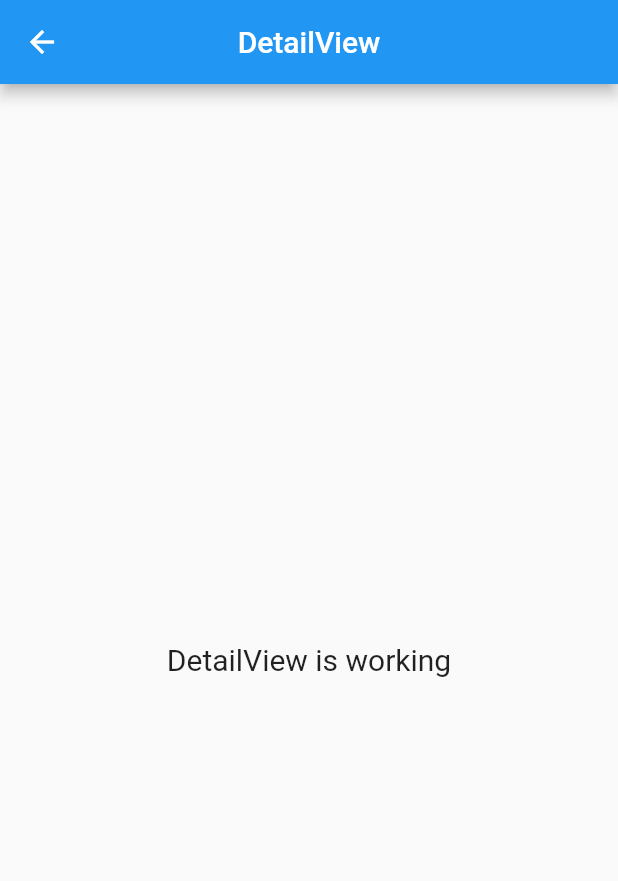
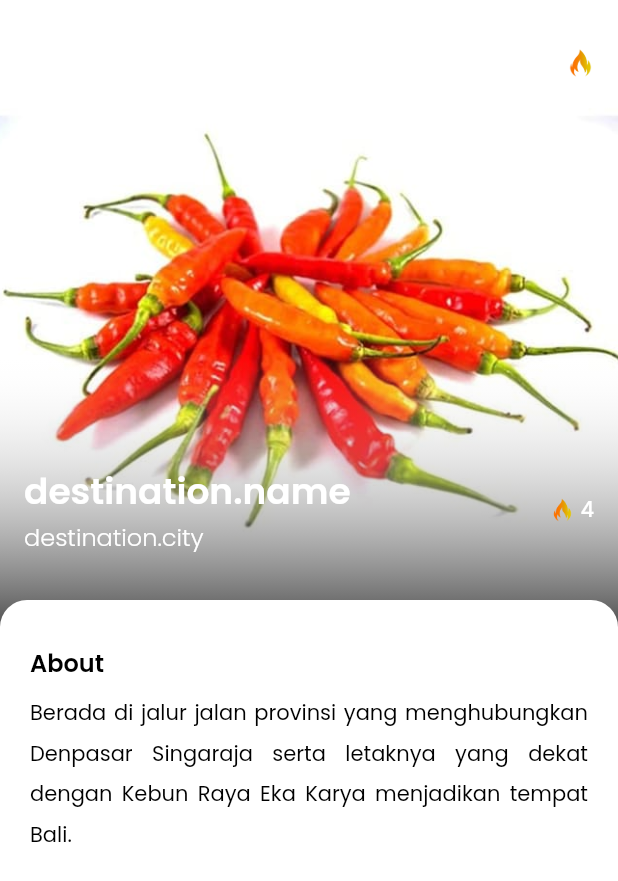
Before and after one commit to C9Teenz/perlombokan, a Flutter app: the DetailView screen opened by its route, on a phone screen of 412 x 824 dp. Shown: the top 881 px of the screen. Run offline on Flutter 3.47's test engine with Material 2 defaults, Android fonts, the phone set to English and light mode, and no system bars; our stand-ins replace get, google_fonts.

Commit message:
add detail page

```diff
--- a/lib/app/modules/detail/views/detail_view.dart
+++ b/lib/app/modules/detail/views/detail_view.dart
@@ -2,23 +2,146 @@ import 'package:flutter/material.dart';
 
 import 'package:get/get.dart';
 
+import '../../themes/themes.dart';
 import '../controllers/detail_controller.dart';
 
 class DetailView extends GetView<DetailController> {
   const DetailView({Key? key}) : super(key: key);
   @override
   Widget build(BuildContext context) {
+    Widget backgroundImage() {
+      return Container(
+        width: double.infinity,
+        height: 450,
+        decoration: const BoxDecoration(
+          image: DecorationImage(
+              image: AssetImage("assets/images/rawitmerah.jpg"),
+              fit: BoxFit.cover),
+        ),
+      );
+    }
+
+    Widget customShadow() {
+      return Container(
+        width: double.infinity,
+        height: 214,
+        margin: const EdgeInsets.only(top: 236),
+        decoration: BoxDecoration(
+          gradient: LinearGradient(colors: [
+            kWhiteColor.withOpacity(0),
+            kBlackColor.withOpacity(0.95)
+          ], begin: Alignment.topCenter, end: Alignment.bottomCenter),
+        ),
+      );
+    }
+
+    Widget content() {
+      return SizedBox(
+        width: double.infinity,
+        // margin: const EdgeInsets.symmetric(horizontal: 16),
+        child: Column(
+          children: [
+            //NOTE: LOGO
+            Align(
+              alignment: Alignment.topRight,
+              child: Container(
+                height: 24,
+                width: 50,
+                margin: const EdgeInsets.only(top: 30),
+                decoration: const BoxDecoration(
+                  image: DecorationImage(
+                    image: AssetImage('assets/images/fire.png'),
+                  ),
+                ),
+              ),
+            ),
+            //NOTE: NAME DESTINATION
+            Container(
+              width: double.infinity,
+              margin: const EdgeInsets.only(top: 256),
+              padding: const EdgeInsets.symmetric(horizontal: 16),
+              child: Row(
+                children: [
+                  Expanded(
+                    child: Column(
+                      crossAxisAlignment: CrossAxisAlignment.start,
+                      children: [
+                        Text(
+                          "destination.name",
+                          style: whiteTextStyle.copyWith(
+                              fontSize: 24, fontWeight: semiBold),
+                        ),
+                        Text(
+                          "destination.city",
+                          style: whiteTextStyle.copyWith(
+                              fontSize: 16, fontWeight: light),
+                        ),
+                      ],
+                    ),
+                  ),
+                  Row(
+                    children: [
+                      Container(
+                        width: 20,
+                        height: 20,
+                        margin: const EdgeInsets.only(right: 2),
+                        decoration: const BoxDecoration(
+                          image: DecorationImage(
+                            image: AssetImage('assets/images/fire.png'),
+                          ),
+                        ),
+                      ),
+                      Text(
+                        "4",
+                        style: whiteTextStyle.copyWith(fontWeight: medium),
+                      )
+                    ],
+                  ),
+                ],
+              ),
+            ),
+            //NOTE: ABOUT
+            Container(
+              width: double.infinity,
+              height: 446,
+              margin: const EdgeInsets.only(top: 30),
+              padding: const EdgeInsets.symmetric(vertical: 30, horizontal: 20),
+              decoration: BoxDecoration(
+                color: kWhiteColor,
+                borderRadius: BorderRadius.circular(18),
+              ),
+              child: Column(
+                crossAxisAlignment: CrossAxisAlignment.start,
+                children: [
+                  Text(
+                    'About',
+                    style: blackTextStyle.copyWith(
+                        fontWeight: semiBold, fontSize: 16),
+                  ),
+                  const SizedBox(
+                    height: 6,
+                  ),
+                  Text(
+                    'Berada di jalur jalan provinsi yang menghubungkan Denpasar Singaraja serta letaknya yang dekat dengan Kebun Raya Eka Karya menjadikan tempat Bali.',
+                    style: blackTextStyle.copyWith(
+                        fontWeight: regular, height: 1.9),
+                    textAlign: TextAlign.justify,
+                  ),
+                ],
+              ),
+            ),
+          ],
+        ),
+      );
+    }
+
     return Scaffold(
-      appBar: AppBar(
-        title: const Text('DetailView'),
-        centerTitle: true,
-      ),
-      body: const Center(
-        child: Text(
-          'DetailView is working',
-          style: TextStyle(fontSize: 20),
+        body: SafeArea(
+      child: SingleChildScrollView(
+        child: Stack(
+          children: [backgroundImage(), customShadow(), content()],
         ),
       ),
-    );
+    ));
   }
 }
--- a/lib/app/modules/widgets/card_item.dart
+++ b/lib/app/modules/widgets/card_item.dart
@@ -1,5 +1,7 @@
 import 'package:flutter/material.dart';
+import 'package:get/get.dart';
 import 'package:perlombokan/app/modules/themes/themes.dart';
+import 'package:perlombokan/app/routes/app_pages.dart';
 
 class CardItem extends StatelessWidget {
   final double heightContainer;
@@ -8,7 +10,9 @@ class CardItem extends StatelessWidget {
 
   @override
   Widget build(BuildContext context) {
-    return Container(
+    return GestureDetector(
+      onTap: () => Get.toNamed(Routes.detail),
+      child: Container(
         height: heightContainer,
         decoration: BoxDecoration(
             border: Border.all(width: 1, color: kOrangeColor),
@@ -38,8 +42,8 @@ class CardItem extends StatelessWidget {
                 children: [
                   Text(
                     'Rawit Merah',
-                  style:
-                      primaryTextStyle.copyWith(fontWeight: bold, fontSize: 14),
+                    style: primaryTextStyle.copyWith(
+                        fontWeight: bold, fontSize: 14),
                   ),
                   Text(
                     "Capsicum frutescens",
@@ -51,6 +55,7 @@ class CardItem extends StatelessWidget {
             )
           ],
         ),
+      ),
     );
   }
 }
--- a/lib/main.dart
+++ b/lib/main.dart
@@ -7,6 +7,7 @@ import 'app/routes/app_pages.dart';
 void main() {
   runApp(
     GetMaterialApp(
+      debugShowCheckedModeBanner: false,
       title: "Application",
       initialRoute: Routes.splash,
       getPages: AppPages.routes,
```
Lines whose indentation alone changed are shown as unchanged.
